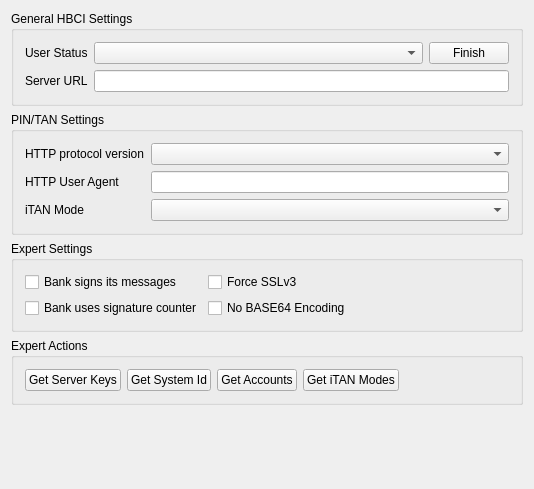
Old version of the form src/plugins/backends/aqhbci/ui/qt4/libs/dialogs/cfgtabpageuserhbci.ui in the repository aqbanking/aqbanking.
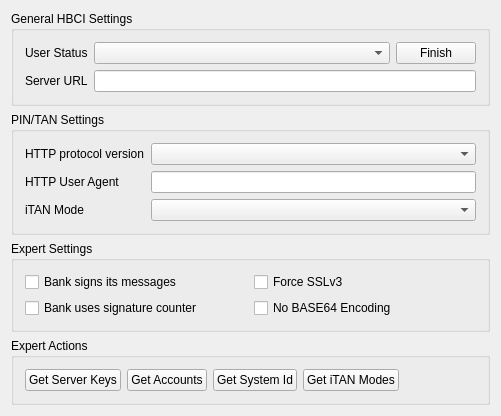
New version of the form. Custom widgets are drawn as their Qt base class.

Diff of the .ui file:
```diff
--- a/src/plugins/backends/aqhbci/ui/qt4/libs/dialogs/cfgtabpageuserhbci.ui
+++ b/src/plugins/backends/aqhbci/ui/qt4/libs/dialogs/cfgtabpageuserhbci.ui
@@ -6,8 +6,8 @@
    <rect>
     <x>0</x>
     <y>0</y>
-    <width>534</width>
-    <height>489</height>
+    <width>501</width>
+    <height>400</height>
    </rect>
   </property>
   <property name="windowTitle">
@@ -15,11 +15,11 @@
   </property>
   <layout class="QVBoxLayout" name="verticalLayout">
    <item>
-    <widget class="Q3GroupBox" name="groupBox9">
+    <widget class="QGroupBox" name="groupBox_2">
      <property name="title">
       <string>General HBCI Settings</string>
      </property>
-     <layout class="QFormLayout" name="formLayout">
+     <layout class="QGridLayout" name="gridLayout_3">
       <item row="0" column="0">
        <widget class="QLabel" name="textLabel6">
         <property name="text">
@@ -75,11 +75,11 @@
     </widget>
    </item>
    <item>
-    <widget class="Q3GroupBox" name="httpBox">
+    <widget class="QGroupBox" name="httpBox">
      <property name="title">
       <string>PIN/TAN Settings</string>
      </property>
-     <layout class="QFormLayout" name="formLayout_2">
+     <layout class="QGridLayout" name="gridLayout_2">
       <item row="0" column="0">
        <widget class="QLabel" name="textLabel2">
         <property name="text">
@@ -123,11 +123,11 @@
     </widget>
    </item>
    <item>
-    <widget class="Q3GroupBox" name="groupBox2">
+    <widget class="QGroupBox" name="groupBox">
      <property name="title">
       <string>Expert Settings</string>
      </property>
-     <layout class="QFormLayout" name="formLayout_3">
+     <layout class="QGridLayout" name="gridLayout">
       <item row="0" column="0">
        <widget class="QCheckBox" name="bankSignCheck">
         <property name="text">
@@ -172,11 +172,11 @@
     </widget>
    </item>
    <item>
-    <widget class="Q3GroupBox" name="expertActionsBox">
+    <widget class="QGroupBox" name="expertActionsBox">
      <property name="title">
       <string>Expert Actions</string>
      </property>
-     <layout class="QHBoxLayout" name="horizontalLayout">
+     <layout class="QHBoxLayout" name="horizontalLayout_2">
       <item>
        <widget class="QPushButton" name="getServerKeysButton">
         <property name="text">
@@ -184,13 +184,6 @@
         </property>
        </widget>
       </item>
-      <item>
-       <widget class="QPushButton" name="getSysIdButton">
-        <property name="text">
-         <string>Get System Id</string>
-        </property>
-       </widget>
-      </item>
       <item>
        <widget class="QPushButton" name="getAccountsButton">
         <property name="text">
@@ -198,6 +191,13 @@
         </property>
        </widget>
       </item>
+      <item>
+       <widget class="QPushButton" name="getSysIdButton">
+        <property name="text">
+         <string>Get System Id</string>
+        </property>
+       </widget>
+      </item>
       <item>
        <widget class="QPushButton" name="getItanModesButton">
         <property name="text">
@@ -215,8 +215,8 @@
         </property>
         <property name="sizeHint" stdset="0">
          <size>
-          <width>20</width>
-          <height>21</height>
+          <width>7</width>
+          <height>18</height>
          </size>
         </property>
        </spacer>
@@ -244,14 +244,6 @@
  </widget>
  <layoutdefault spacing="6" margin="11"/>
  <pixmapfunction>qPixmapFromMimeSource</pixmapfunction>
- <customwidgets>
-  <customwidget>
-   <class>Q3GroupBox</class>
-   <extends>QGroupBox</extends>
-   <header>Qt3Support/Q3GroupBox</header>
-   <container>1</container>
-  </customwidget>
- </customwidgets>
  <tabstops>
   <tabstop>userStatusCombo</tabstop>
   <tabstop>finishUserButton</tabstop>
```
Left out of the diff: 12 changed lines with no effect on the pictures.
